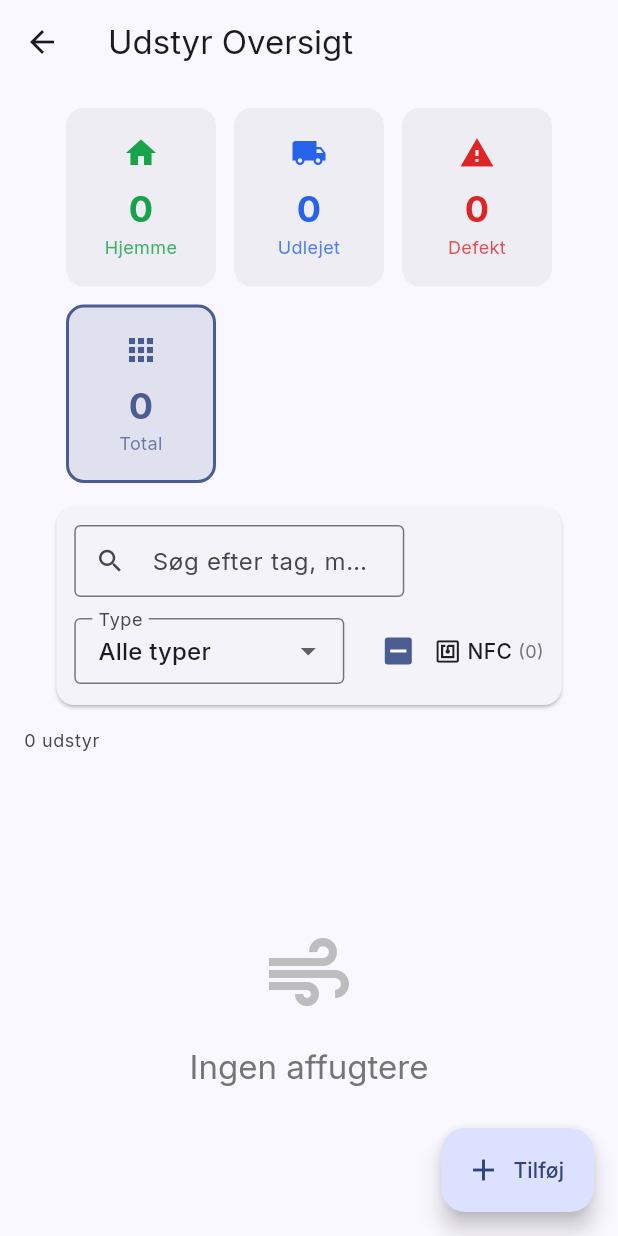
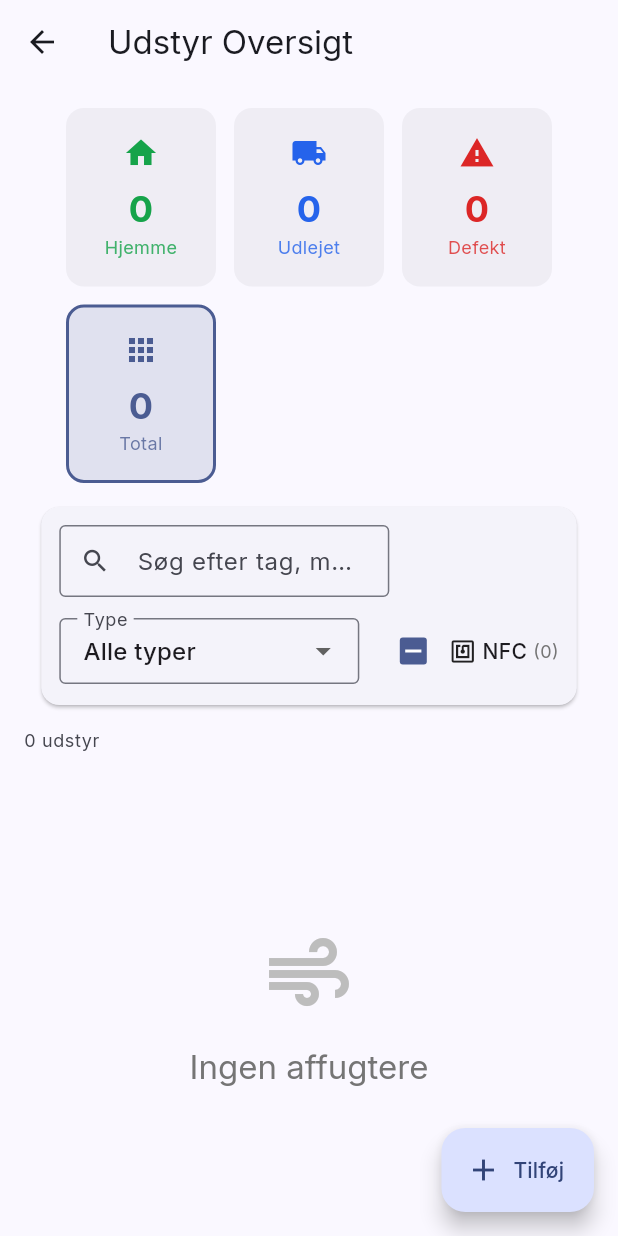
Before and after one commit to ehteshamawan1/shadcn-ui-flutter, a Flutter app: the AffugtereScreen screen opened by its route, on a phone screen of 412 x 824 dp. Run offline on Flutter 3.47's test engine with Material 3 defaults, Android fonts, the phone set to English and light mode, and no system bars; our stand-ins replace connectivity_plus, csv, file_picker, flutter_svg, google_fonts, hive and 4 more; missing offline and left inert: dart:html, nfc_manager; accounts and stored records are empty; generated files the repository leaves out were written again.

Commit message:
Fix responsiveness issues (dropdown/card overflow, tab icons) and add Hive database error recovery

```diff
--- a/lib/widgets/filter_widget.dart
+++ b/lib/widgets/filter_widget.dart
@@ -247,10 +247,11 @@ class _DropdownFilter extends StatelessWidget {
           ]
         : options;
 
-    return SizedBox(
-      width: 180,
+    return ConstrainedBox(
+      constraints: const BoxConstraints(minWidth: 140, maxWidth: 200),
       child: DropdownButtonFormField<String>(
         value: value ?? 'alle',
+        isExpanded: true,
         decoration: InputDecoration(
           labelText: config.label,
           isDense: true,
@@ -261,24 +262,24 @@ class _DropdownFilter extends StatelessWidget {
           final countText = config.showCount && opt.count != null ? ' (${opt.count})' : '';
           return DropdownMenuItem(
             value: opt.value,
-            child: Row(
-              mainAxisSize: MainAxisSize.min,
-              children: [
-                if (opt.icon != null) ...[
-                  Icon(opt.icon, size: 16, color: opt.color),
-                  const SizedBox(width: 8),
-                ],
-                Flexible(
-                  child: Text(
-                    '${opt.label}$countText',
-                    overflow: TextOverflow.ellipsis,
-                  ),
-                ),
-              ],
+            child: Text(
+              '${opt.label}$countText',
+              overflow: TextOverflow.ellipsis,
+              maxLines: 1,
             ),
           );
         }).toList(),
         onChanged: onChanged,
+        selectedItemBuilder: (context) {
+          return allOptions.map((opt) {
+            final countText = config.showCount && opt.count != null ? ' (${opt.count})' : '';
+            return Text(
+              '${opt.label}$countText',
+              overflow: TextOverflow.ellipsis,
+              maxLines: 1,
+            );
+          }).toList();
+        },
       ),
     );
   }
```
Also changed, not shown: lib/main.dart (+85 -0 lines), lib/screens/sag_detaljer_screen.dart (+27 -20 lines), lib/services/database_service.dart (+53 -36 lines).
